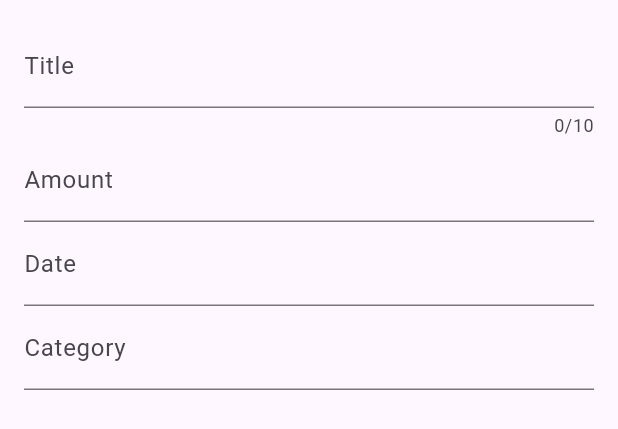
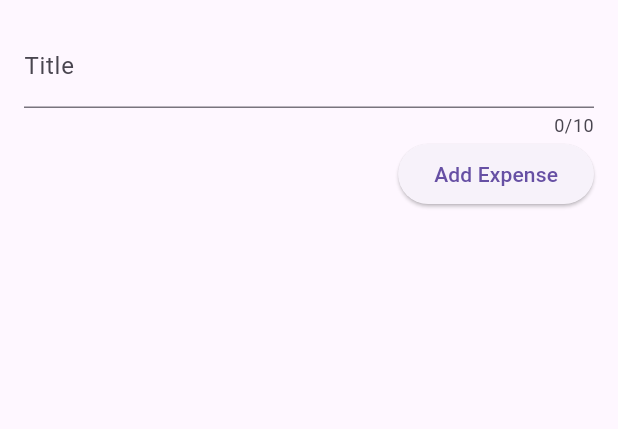
Before and after one commit to panduputrariadi/expense_tracker_app, a Flutter app: the ExpenseModal widget shown alone on an empty page, opened directly, on a phone screen of 412 x 824 dp. Shown: the top 429 px of the screen. Run offline on Flutter 3.47's test engine with Material 3 defaults, Android fonts, the phone set to English and light mode, and no system bars; our stand-ins replace date_format.

Commit message:
store data not permanently

```diff
--- a/lib/event/expense_modal.dart
+++ b/lib/event/expense_modal.dart
@@ -7,31 +7,58 @@ class ExpenseModal extends StatefulWidget {
 }
 
 class _ExpenseModalState extends State<ExpenseModal> {
+  var enteredTitle = '';
+  var enteredAmount = '';
+  void _saveTitle(String title) {
+    enteredTitle = title;
+  }
+
+  // void _saveAmount(String amount) {
+  //   enteredAmount = amount;
+  // }
+
+  // void _saveDate(String date) {
+  //   print(date);
+  // }
+
   @override
   Widget build(BuildContext context) {
-    return const Padding(
-      padding: EdgeInsets.all(16.0),
+    return Padding(
+      padding: const EdgeInsets.all(16.0),
       child: Column(
         children: [
           TextField(
+            onChanged: _saveTitle,
             maxLength: 10,
-            decoration: InputDecoration(labelText: 'Title'),
+            decoration: const InputDecoration(labelText: 'Title'),
           ),
-          TextField(
-            decoration: InputDecoration(labelText: 'Amount'),
-            keyboardType: TextInputType.number,
-          ),
-          TextField(
-            decoration: InputDecoration(labelText: 'Date'),
-            keyboardType: TextInputType.datetime,
-          ),
-          TextField(
-            decoration: InputDecoration(labelText: 'Category'),
-          )
+          // TextField(
+          //   decoration: InputDecoration(labelText: 'Amount'),
+          //   keyboardType: TextInputType.number,
+          // ),
+          // TextField(
+          //   decoration: InputDecoration(labelText: 'Date'),
+          //   keyboardType: TextInputType.datetime,
+          // ),
+          // TextField(
+          //   decoration: InputDecoration(labelText: 'Category'),
+          // )
           // ElevatedButton(
           //   // onPressed: () {},
           //   child: Text('Add Expense'),
           // ),
+          Row(
+            mainAxisAlignment: MainAxisAlignment.end,
+            children: [
+              ElevatedButton(
+                onPressed: () {
+                  print(enteredTitle);
+                  Navigator.of(context).pop();
+                },
+                child: const Text('Add Expense'),
+              ),
+            ],
+          )
         ],
       ),
     );
```
